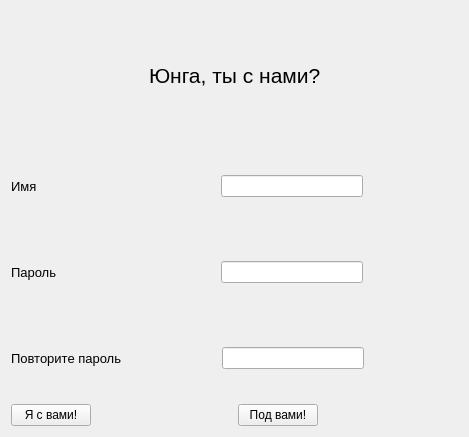
Before: the Qt Designer form Qtfiles/registration.ui in DushkoffInc/Seawars_client, drawn with Qt 5.
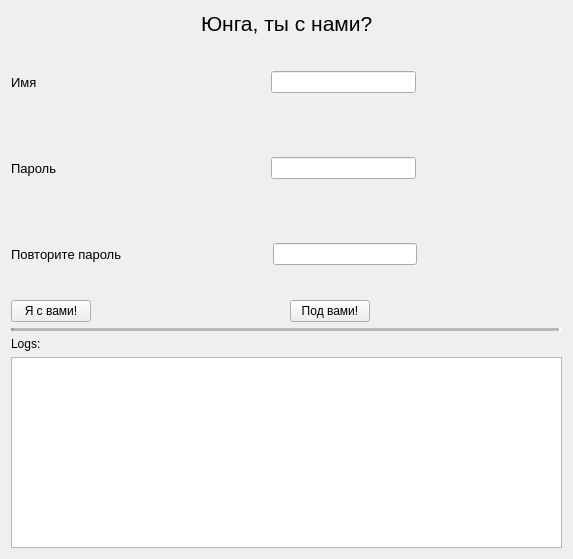
After: the same form once the commit is applied.

What changed in the file:
```diff
--- a/Qtfiles/registration.ui
+++ b/Qtfiles/registration.ui
@@ -6,14 +6,17 @@
    <rect>
     <x>0</x>
     <y>0</y>
-    <width>469</width>
-    <height>437</height>
+    <width>573</width>
+    <height>559</height>
    </rect>
   </property>
   <property name="windowTitle">
    <string>Форма регистрации</string>
   </property>
   <layout class="QGridLayout" name="gridLayout">
+   <item row="4" column="0">
+    <widget class="QTextBrowser" name="logsBrows"/>
+   </item>
    <item row="0" column="0">
     <layout class="QVBoxLayout" name="verticalLayout_2">
      <item>
@@ -287,6 +290,26 @@
      </item>
     </layout>
    </item>
+   <item row="3" column="0">
+    <widget class="QLabel" name="label_5">
+     <property name="text">
+      <string>Logs:</string>
+     </property>
+    </widget>
+   </item>
+   <item row="2" column="0">
+    <widget class="Line" name="line">
+     <property name="lineWidth">
+      <number>3</number>
+     </property>
+     <property name="midLineWidth">
+      <number>6</number>
+     </property>
+     <property name="orientation">
+      <enum>Qt::Horizontal</enum>
+     </property>
+    </widget>
+   </item>
   </layout>
  </widget>
  <resources/>
```
Left out of the diff: 10 changed lines with no effect on the pictures.
